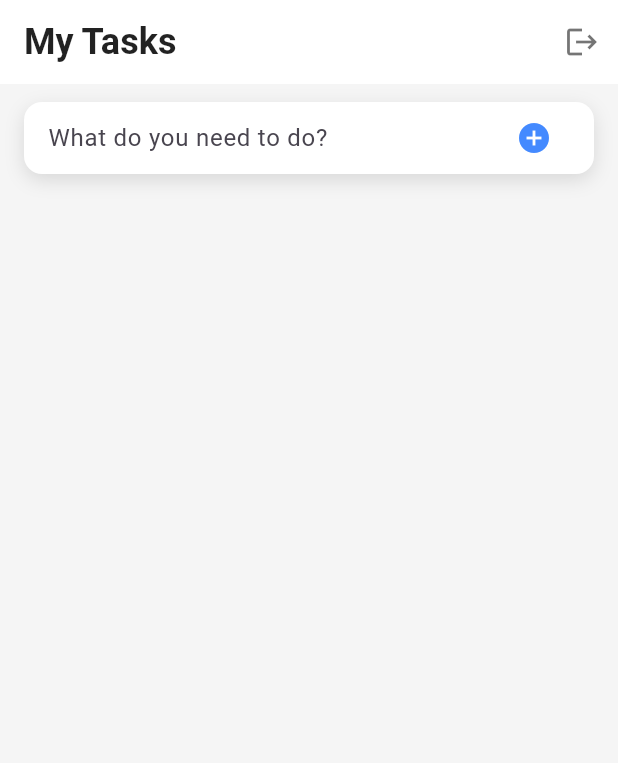
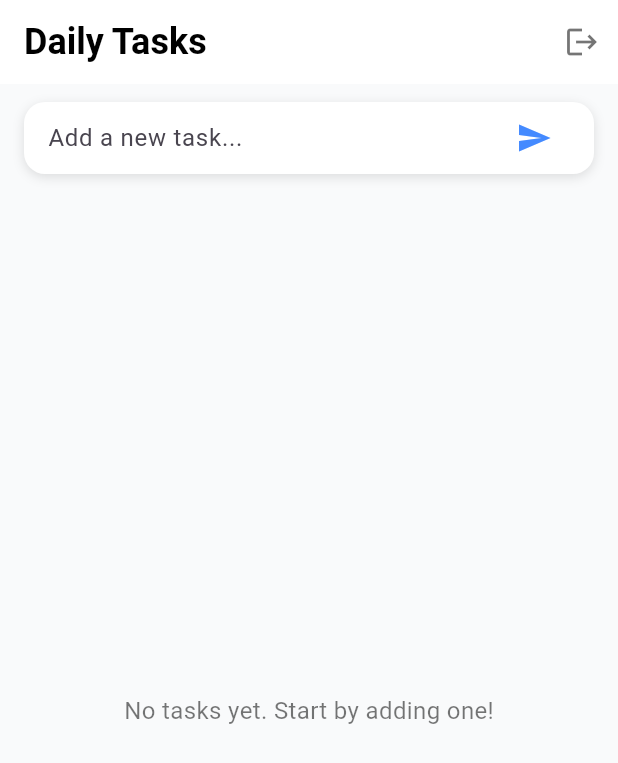
Before and after one commit to iabhinavrajput/_wdigettodo_stateless_statefull, a Flutter app: the screen it shows once a user with an empty profile is signed in, on a phone screen of 412 x 824 dp. Shown: the top 763 px of the screen. Run offline on Flutter 3.47's test engine with Material 3 defaults, Android fonts, the phone set to English and light mode, and no system bars; our stand-ins replace cloud_firestore, firebase_auth, firebase_core, flutter_riverpod, google_sign_in, loading_animation_widget; accounts and stored records are empty.

Commit message:
changes in the ui

```diff
--- a/lib/to_do.dart
+++ b/lib/to_do.dart
@@ -1,9 +1,9 @@
 import 'package:flutter/material.dart';
 import 'package:flutter_riverpod/flutter_riverpod.dart';
-import 'package:loading_animation_widget/loading_animation_widget.dart';
 import 'package:todo/todo_model.dart';
 import 'package:todo/todo_notifier.dart';
 import 'package:todo/auth_provider.dart';
+import 'package:loading_animation_widget/loading_animation_widget.dart';
 
 class TodoApp extends ConsumerStatefulWidget {
   const TodoApp({super.key});
@@ -14,7 +14,6 @@ class TodoApp extends ConsumerStatefulWidget {
 
 class _TodoAppState extends ConsumerState<TodoApp> {
   final TextEditingController _controller = TextEditingController();
-  bool _isAdding = false;
 
   String _formatDate(DateTime date) {
     return '${date.day}/${date.month}/${date.year} at ${date.hour}:${date.minute.toString().padLeft(2, '0')}';
@@ -27,42 +26,40 @@ class _TodoAppState extends ConsumerState<TodoApp> {
     final auth = ref.read(authControllerProvider);
 
     return Scaffold(
-      backgroundColor: const Color(0xFFF5F5F5),
+      backgroundColor: const Color(0xFFF9FAFB),
       appBar: AppBar(
         backgroundColor: Colors.white,
         title: const Text(
-          "My Tasks",
+          "Daily Tasks",
           style: TextStyle(
             fontSize: 24,
-            fontWeight: FontWeight.bold,
-            color: Colors.black87,
+            fontWeight: FontWeight.w600,
+            color: Colors.black,
           ),
         ),
         elevation: 0,
         actions: [
           IconButton(
             icon: const Icon(Icons.logout, color: Colors.black54),
-            onPressed: () async {
-              await auth.signOut();
-            },
+            onPressed: () => auth.signOut(),
           ),
         ],
       ),
       body: Column(
         children: [
-          // Input Box
+          // Input
           Padding(
-            padding: const EdgeInsets.symmetric(horizontal: 16, vertical: 12),
+            padding: const EdgeInsets.fromLTRB(16, 12, 16, 8),
             child: Container(
               padding: const EdgeInsets.symmetric(horizontal: 16),
               decoration: BoxDecoration(
                 color: Colors.white,
-                borderRadius: BorderRadius.circular(12),
+                borderRadius: BorderRadius.circular(14),
                 boxShadow: const [
                   BoxShadow(
                     color: Colors.black12,
-                    blurRadius: 10,
-                    offset: Offset(0, 4),
+                    blurRadius: 6,
+                    offset: Offset(0, 2),
                   ),
                 ],
               ),
@@ -73,24 +70,17 @@ class _TodoAppState extends ConsumerState<TodoApp> {
                       controller: _controller,
                       decoration: const InputDecoration(
                         border: InputBorder.none,
-                        hintText: 'What do you need to do?',
+                        hintText: "Add a new task...",
                       ),
                     ),
                   ),
                   IconButton(
-                    icon: const Icon(
-                      Icons.add_circle,
-                      color: Colors.blueAccent,
-                    ),
+                    icon: const Icon(Icons.send, color: Colors.blueAccent),
                     onPressed: () async {
                       final text = _controller.text.trim();
                       if (text.isNotEmpty) {
-                        setState(() => _isAdding = true);
                         await todoController.addTodo(text);
-                        setState(() {
-                          _isAdding = false;
                         _controller.clear();
-                        });
                       }
                     },
                   ),
@@ -98,93 +88,61 @@ class _TodoAppState extends ConsumerState<TodoApp> {
               ),
             ),
           ),
-          // Todo List
+          // Task list
           Expanded(
             child: todosAsync.when(
               data: (todos) {
-                final reversedTodos = todos.reversed.toList();
+                final sortedTodos = todos
+                    .where((t) => t.createdAt != null)
+                    .toList()
+                  ..sort((a, b) => b.createdAt!.compareTo(a.createdAt!));
+
+                if (sortedTodos.isEmpty) {
+                  return const Center(
+                    child: Text(
+                      'No tasks yet. Start by adding one!',
+                      style: TextStyle(color: Colors.black54, fontSize: 16),
+                    ),
+                  );
+                }
 
                 return ListView.builder(
-                  padding: const EdgeInsets.all(12),
-                  itemCount: reversedTodos.length + (_isAdding ? 1 : 0),
+                  padding: const EdgeInsets.symmetric(horizontal: 16, vertical: 10),
+                  itemCount: sortedTodos.length,
                   itemBuilder: (_, index) {
-                    // Optimistic shimmer at top
-                    if (_isAdding && index == 0) {
+                    final todo = sortedTodos[index];
                     return Padding(
                       padding: const EdgeInsets.symmetric(vertical: 6),
                       child: Card(
                         shape: RoundedRectangleBorder(
                           borderRadius: BorderRadius.circular(16),
                         ),
+                        elevation: 2,
+                        color: todo.isDone ? Colors.grey[200] : Colors.white,
                         child: ListTile(
-                            leading: const CircularProgressIndicator(),
-                            title: Container(
-                              height: 16,
-                              width: double.infinity,
-                              color: Colors.grey[300],
-                            ),
-                            subtitle: Container(
-                              height: 12,
-                              width: 100,
-                              margin: const EdgeInsets.only(top: 8),
-                              color: Colors.grey[200],
-                            ),
-                          ),
-                        ),
-                      );
-                    }
-
-                    final todo = reversedTodos[_isAdding ? index - 1 : index];
-                    return Padding(
-                      padding: const EdgeInsets.symmetric(vertical: 6),
-                      child: Card(
-                        elevation: 3,
-                        shape: RoundedRectangleBorder(
-                          borderRadius: BorderRadius.circular(16),
-                        ),
-                        child: ListTile(
-                          contentPadding: const EdgeInsets.symmetric(
-                            horizontal: 20,
-                            vertical: 8,
-                          ),
                           leading: Checkbox(
                             value: todo.isDone,
-                            activeColor: Colors.blueAccent,
+                            activeColor: Colors.green,
                             onChanged: (_) => todoController.toggleTodo(todo),
                           ),
-                          title: Column(
-                            crossAxisAlignment: CrossAxisAlignment.start,
-                            children: [
-                              Text(
+                          title: Text(
                             todo.text,
                             style: TextStyle(
                               fontSize: 16,
                               decoration: todo.isDone
                                   ? TextDecoration.lineThrough
-                                      : null,
-                                  color: todo.isDone
-                                      ? Colors.grey
-                                      : Colors.black87,
+                                  : TextDecoration.none,
+                              color: todo.isDone ? Colors.grey : Colors.black87,
                             ),
                           ),
-                              if (todo.createdAt != null)
-                                Padding(
-                                  padding: const EdgeInsets.only(top: 4.0),
-                                  child: Text(
+                          subtitle: todo.createdAt != null
+                              ? Text(
                                   'Added on ${_formatDate(todo.createdAt!)}',
-                                    style: const TextStyle(
-                                      fontSize: 12,
-                                      color: Colors.black45,
-                                    ),
-                                  ),
-                                ),
-                            ],
-                          ),
+                                  style: const TextStyle(fontSize: 12),
+                                )
+                              : null,
                           trailing: IconButton(
-                            icon: const Icon(
-                              Icons.delete_outline,
-                              color: Colors.redAccent,
-                            ),
+                            icon: const Icon(Icons.delete_outline, color: Colors.redAccent),
                             onPressed: () => todoController.deleteTodo(todo.id),
                           ),
                         ),
@@ -201,7 +159,7 @@ class _TodoAppState extends ConsumerState<TodoApp> {
               ),
               error: (e, _) => const Center(
                 child: Text(
-                  'Error loading todos.',
+                  'Something went wrong!',
                   style: TextStyle(color: Colors.redAccent),
                 ),
               ),
```
Lines whose indentation alone changed are shown as unchanged.
